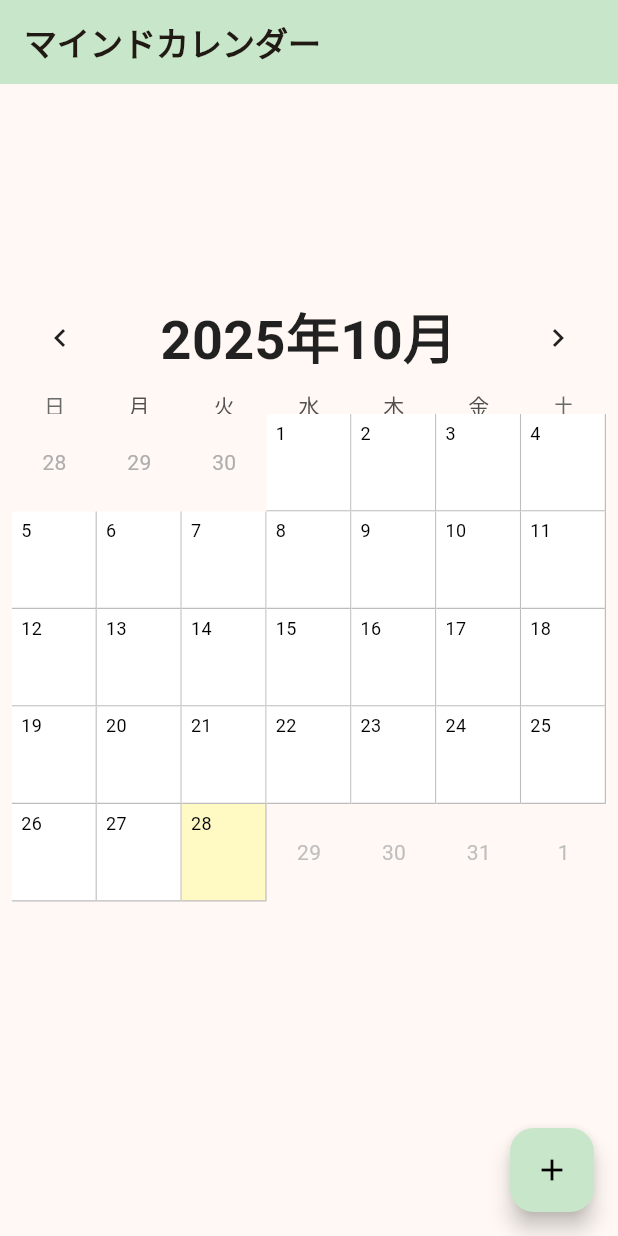
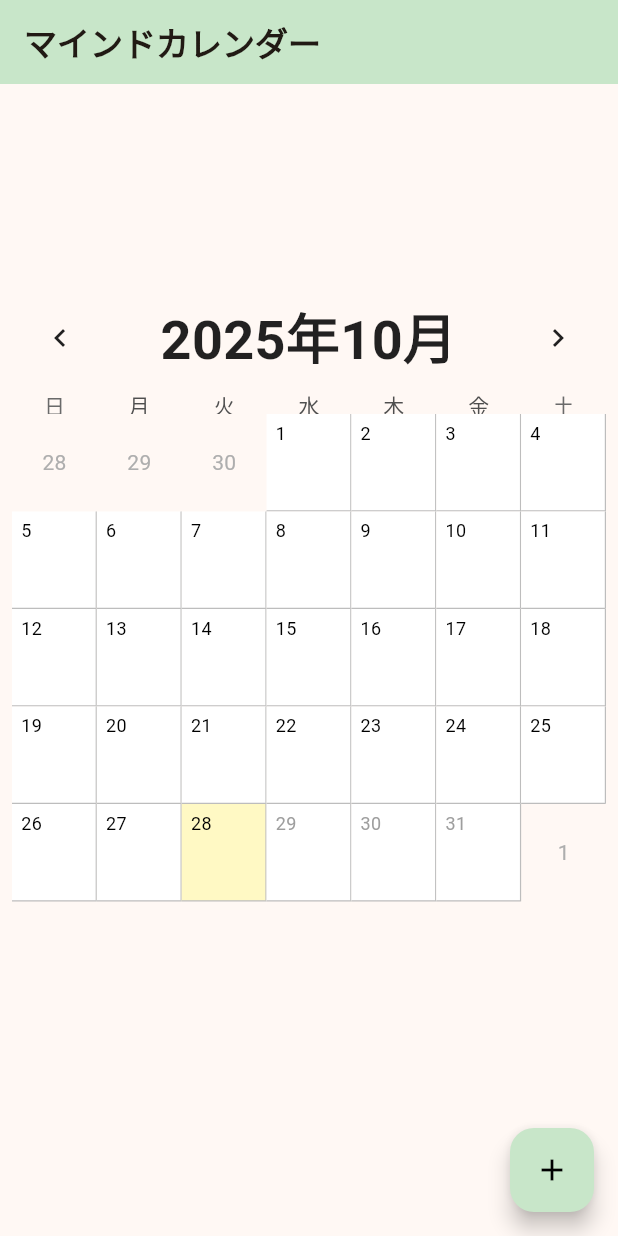
Before and after one commit to matsu-taro/Flutter_diary-app, a Flutter app: the screen it shows after launch, on a phone screen of 412 x 824 dp. Run offline on Flutter 3.47's test engine with Material 3 defaults, Android fonts, the phone set to English and light mode, and no system bars; drawn by our look-alikes of table_calendar.

Commit message:
来月以降もborderをセット

```diff
--- a/lib/pages/home_page.dart
+++ b/lib/pages/home_page.dart
@@ -82,9 +82,8 @@ class _HomePageState extends State<HomePage> {
               ),
               calendarFormat: CalendarFormat.month,
               selectedDayPredicate: (day) => isSameDay(day, _selectedDay),
-              enabledDayPredicate: (day) => !_isFuture(day),
               onDaySelected: (selectedDay, focusedDay) {
-                if (_isFuture(selectedDay)) return; // 未来日は無効
+                if (_isFuture(selectedDay)) return; // 未来はタップ無効
                 setState(() {
                   _selectedDay = selectedDay;
                   _focusedDay = focusedDay;
@@ -96,7 +95,8 @@ class _HomePageState extends State<HomePage> {
                 todayBuilder: (context, day, focusedDay) =>
                     _buildDayCell(context, day, isToday: true),
                 selectedBuilder: (context, day, focusedDay) =>
-                    _buildDayCell(context, day, isToday: false, isSelected: true),
+                    _buildDayCell(context, day,
+                        isToday: false, isSelected: true),
               ),
             ),
           ),
@@ -118,8 +118,15 @@ class _HomePageState extends State<HomePage> {
   Widget _buildDayCell(BuildContext context, DateTime day,
       {bool isToday = false, bool isSelected = false}) {
     String? mood = _moodData[DateTime.utc(day.year, day.month, day.day)];
+    bool isFutureDay = _isFuture(day);
 
-    return Container(
+    return GestureDetector(
+      onTap: isFutureDay ? null : () {
+        setState(() {
+          _selectedDay = day;
+        });
+      },
+      child: Container(
         margin: const EdgeInsets.all(0),
         decoration: BoxDecoration(
           color: isToday
@@ -135,7 +142,6 @@ class _HomePageState extends State<HomePage> {
         ),
         child: Stack(
           children: [
-          // 📆 日付（左上）
             Positioned(
               top: 4,
               left: 6,
@@ -143,12 +149,12 @@ class _HomePageState extends State<HomePage> {
                 '${day.day}',
                 style: TextStyle(
                   fontSize: 12,
-                color: _isFuture(day) ? Colors.grey : Colors.black,
-                fontWeight: isSelected ? FontWeight.bold : FontWeight.normal,
+                  color: isFutureDay ? Colors.grey : Colors.black,
+                  fontWeight:
+                  isSelected ? FontWeight.bold : FontWeight.normal,
                 ),
               ),
             ),
-          // 😄 絵文字（中央）
             if (mood != null)
               Center(
                 child: Text(
@@ -158,6 +164,7 @@ class _HomePageState extends State<HomePage> {
               ),
           ],
         ),
+      ),
     );
   }
 }
```
Lines whose indentation alone changed are shown as unchanged.
